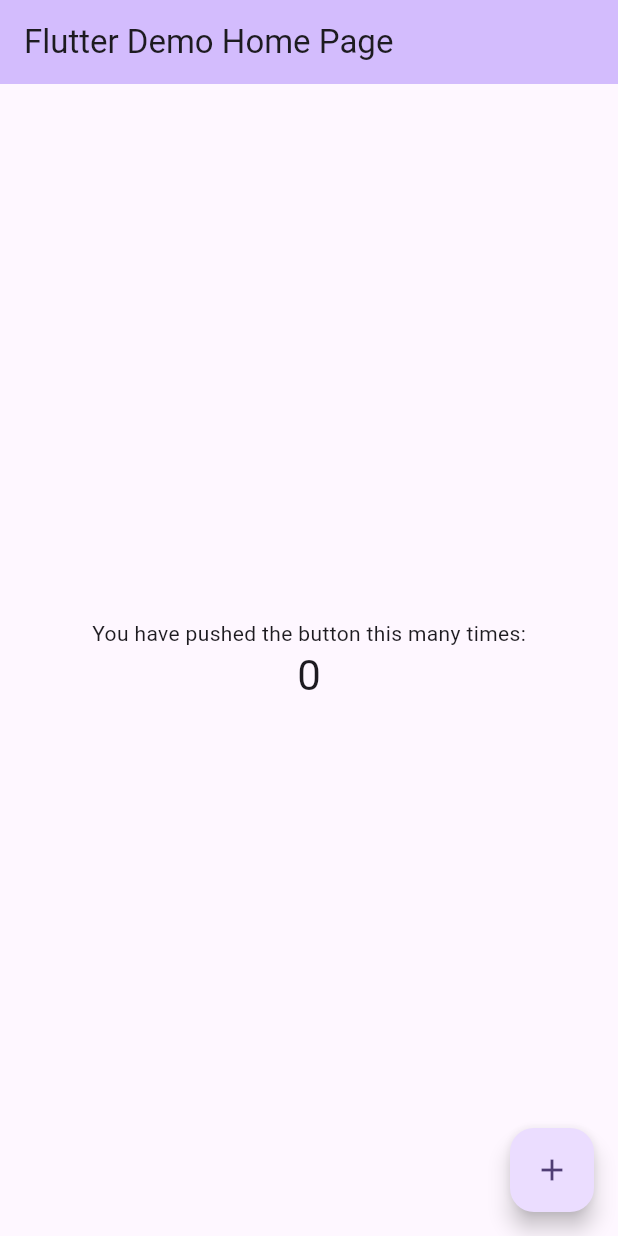
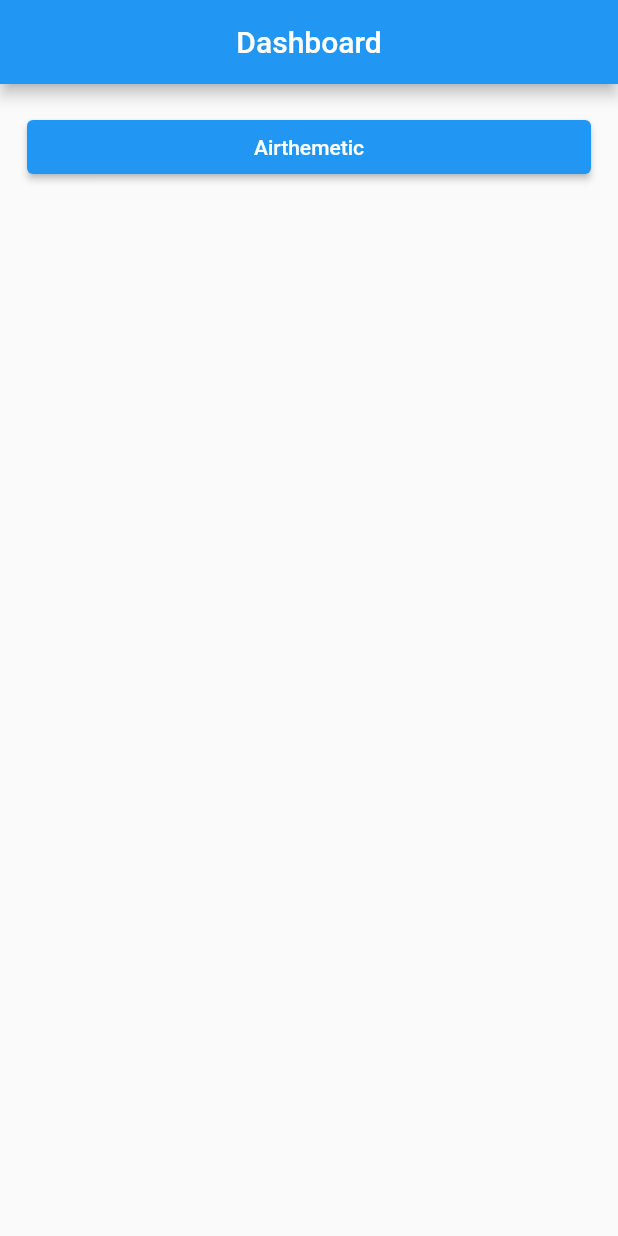
Before and after one commit to Roshan09876/Flutter_Sem5, a Flutter app: the screen it shows after launch, on a phone screen of 412 x 824 dp. Run offline on Flutter 3.47's test engine with Material 2 defaults, Android fonts, the phone set to English and light mode, and no system bars.

Commit message:
Dashboard

```diff
--- /dev/null
+++ b/lib/app/app.dart
@@ -0,0 +1,15 @@
+import 'package:flutter/material.dart';
+import 'package:secondapp/view/dashboard_view.dart';
+
+class App extends StatelessWidget {
+  const App({super.key});
+
+  @override
+  Widget build(BuildContext context) {
+    return MaterialApp(
+      debugShowCheckedModeBanner: false,
+      title: 'Flutter Course',
+      home: DashboardView(),
+    );
+  }
+}
--- a/lib/main.dart
+++ b/lib/main.dart
@@ -1,125 +1,8 @@
 import 'package:flutter/material.dart';
+import 'package:secondapp/app/app.dart';
 
-void main() {
-  runApp(const MyApp());
+void main(){
+  runApp(
+    const App()
+  );
 }
-
-class MyApp extends StatelessWidget {
-  const MyApp({super.key});
-
-  // This widget is the root of your application.
-  @override
-  Widget build(BuildContext context) {
-    return MaterialApp(
-      title: 'Flutter Demo',
-      theme: ThemeData(
-        // This is the theme of your application.
-        //
-        // TRY THIS: Try running your application with "flutter run". You'll see
-        // the application has a blue toolbar. Then, without quitting the app,
-        // try changing the seedColor in the colorScheme below to Colors.green
-        // and then invoke "hot reload" (save your changes or press the "hot
-        // reload" button in a Flutter-supported IDE, or press "r" if you used
-        // the command line to start the app).
-        //
-        // Notice that the counter didn't reset back to zero; the application
-        // state is not lost during the reload. To reset the state, use hot
-        // restart instead.
-        //
-        // This works for code too, not just values: Most code changes can be
-        // tested with just a hot reload.
-        colorScheme: ColorScheme.fromSeed(seedColor: Colors.deepPurple),
-        useMaterial3: true,
-      ),
-      home: const MyHomePage(title: 'Flutter Demo Home Page'),
-    );
-  }
-}
-
-class MyHomePage extends StatefulWidget {
-  const MyHomePage({super.key, required this.title});
-
-  // This widget is the home page of your application. It is stateful, meaning
-  // that it has a State object (defined below) that contains fields that affect
-  // how it looks.
-
-  // This class is the configuration for the state. It holds the values (in this
-  // case the title) provided by the parent (in this case the App widget) and
-  // used by the build method of the State. Fields in a Widget subclass are
-  // always marked "final".
-
-  final String title;
-
-  @override
-  State<MyHomePage> createState() => _MyHomePageState();
-}
-
-class _MyHomePageState extends State<MyHomePage> {
-  int _counter = 0;
-
-  void _incrementCounter() {
-    setState(() {
-      // This call to setState tells the Flutter framework that something has
-      // changed in this State, which causes it to rerun the build method below
-      // so that the display can reflect the updated values. If we changed
-      // _counter without calling setState(), then the build method would not be
-      // called again, and so nothing would appear to happen.
-      _counter++;
-    });
-  }
-
-  @override
-  Widget build(BuildContext context) {
-    // This method is rerun every time setState is called, for instance as done
-    // by the _incrementCounter method above.
-    //
-    // The Flutter framework has been optimized to make rerunning build methods
-    // fast, so that you can just rebuild anything that needs updating rather
-    // than having to individually change instances of widgets.
-    return Scaffold(
-      appBar: AppBar(
-        // TRY THIS: Try changing the color here to a specific color (to
-        // Colors.amber, perhaps?) and trigger a hot reload to see the AppBar
-        // change color while the other colors stay the same.
-        backgroundColor: Theme.of(context).colorScheme.inversePrimary,
-        // Here we take the value from the MyHomePage object that was created by
-        // the App.build method, and use it to set our appbar title.
-        title: Text(widget.title),
-      ),
-      body: Center(
-        // Center is a layout widget. It takes a single child and positions it
-        // in the middle of the parent.
-        child: Column(
-          // Column is also a layout widget. It takes a list of children and
-          // arranges them vertically. By default, it sizes itself to fit its
-          // children horizontally, and tries to be as tall as its parent.
-          //
-          // Column has various properties to control how it sizes itself and
-          // how it positions its children. Here we use mainAxisAlignment to
-          // center the children vertically; the main axis here is the vertical
-          // axis because Columns are vertical (the cross axis would be
-          // horizontal).
-          //
-          // TRY THIS: Invoke "debug painting" (choose the "Toggle Debug Paint"
-          // action in the IDE, or press "p" in the console), to see the
-          // wireframe for each widget.
-          mainAxisAlignment: MainAxisAlignment.center,
-          children: <Widget>[
-            const Text(
-              'You have pushed the button this many times:',
-            ),
-            Text(
-              '$_counter',
-              style: Theme.of(context).textTheme.headlineMedium,
-            ),
-          ],
-        ),
-      ),
-      floatingActionButton: FloatingActionButton(
-        onPressed: _incrementCounter,
-        tooltip: 'Increment',
-        child: const Icon(Icons.add),
-      ), // This trailing comma makes auto-formatting nicer for build methods.
-    );
-  }
-}
--- /dev/null
+++ b/lib/view/dashboard_view.dart
@@ -0,0 +1,27 @@
+import 'package:flutter/material.dart';
+
+class DashboardView extends StatelessWidget {
+  const DashboardView({super.key});
+
+  @override
+  Widget build(BuildContext context) {
+    return Scaffold(
+      appBar: AppBar(
+        title: const Text('Dashboard'),
+        centerTitle: true,
+      ),
+      body: SafeArea(
+          child: Padding(
+        padding: const EdgeInsets.all(18),
+        child: Column(
+          children: [
+            SizedBox(
+                width: double.infinity,
+                child: ElevatedButton(
+                    onPressed: () {}, child: const Text('Airthemetic')))
+          ],
+        ),
+      )),
+    );
+  }
+}
```
